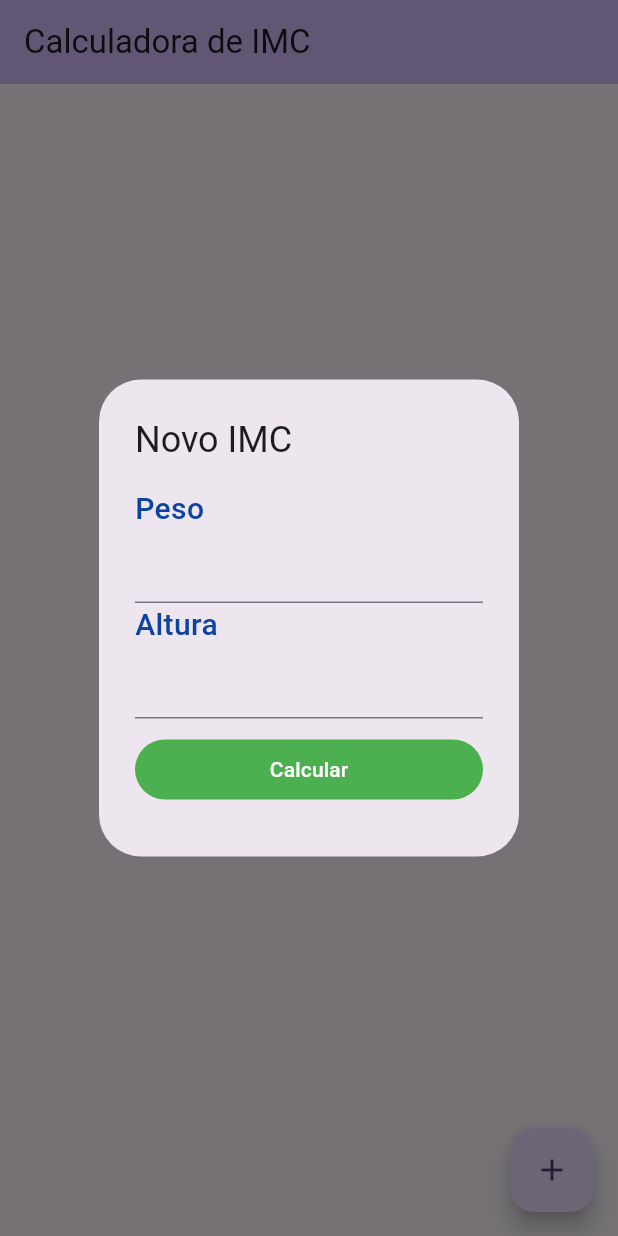
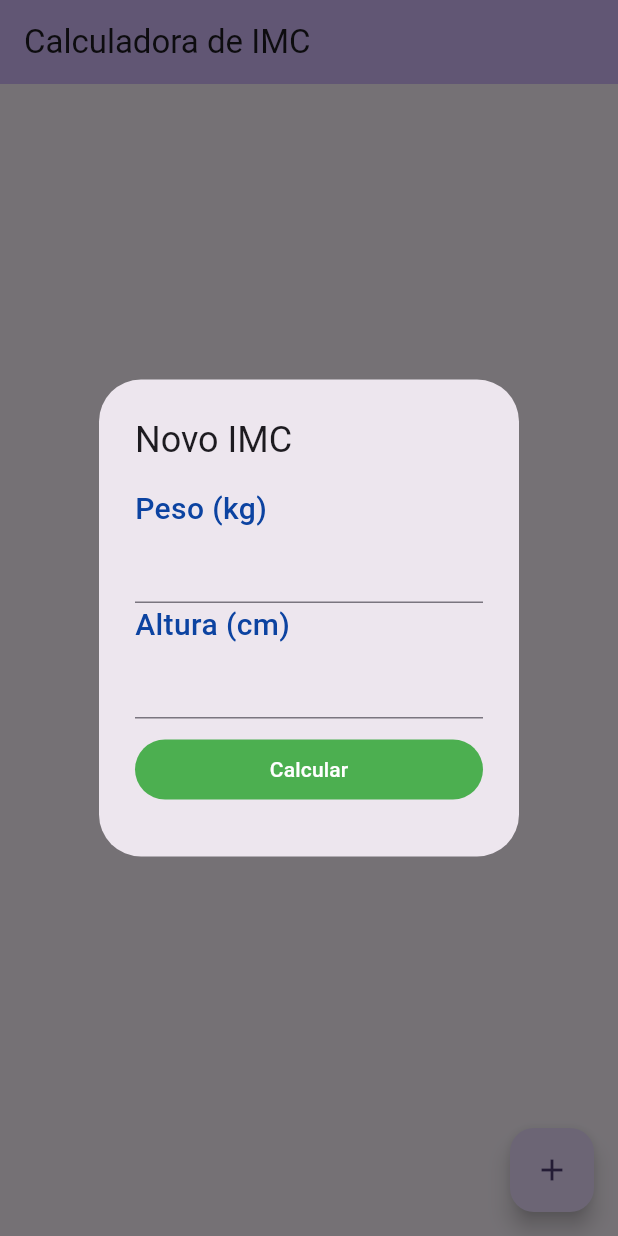
Before and after one commit to andremorganti/calculadora_umc_flutter, a Flutter app: the screen it shows after launch, after a tap on the "add" icon, on a phone screen of 412 x 824 dp. Run offline on Flutter 3.47's test engine with Material 2 defaults, Android fonts, the light colour scheme and no system bars.

Commit message:
label of kg and cm added to weight and height

```diff
--- a/lib/pages/home_page.dart
+++ b/lib/pages/home_page.dart
@@ -64,7 +64,7 @@ class _MyHomePageState extends State<MyHomePage> {
                     child: ListBody(
                       children: <Widget>[
                         const Text(
-                          "Peso",
+                          "Peso (kg)",
                           style: TextStyle(
                               fontSize: 20,
                               fontWeight: FontWeight.w500,
@@ -74,7 +74,7 @@ class _MyHomePageState extends State<MyHomePage> {
                           controller: weightController,
                         ),
                         const Text(
-                          "Altura",
+                          "Altura (cm)",
                           style: TextStyle(
                               fontSize: 20,
                               fontWeight: FontWeight.w500,
```
